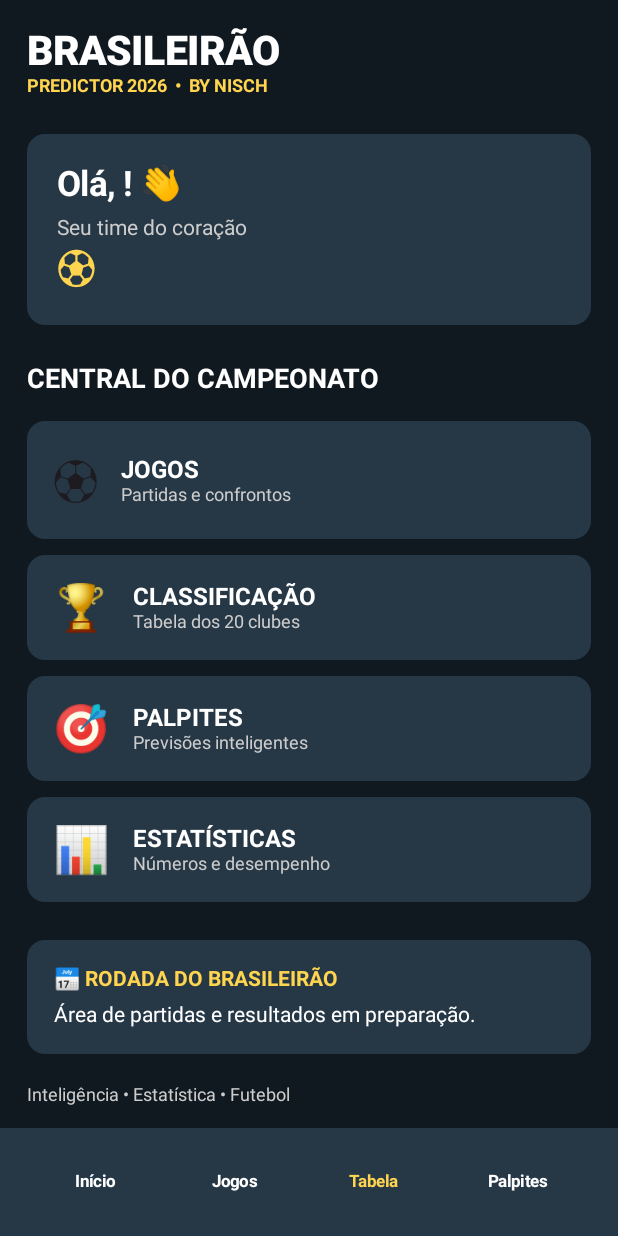
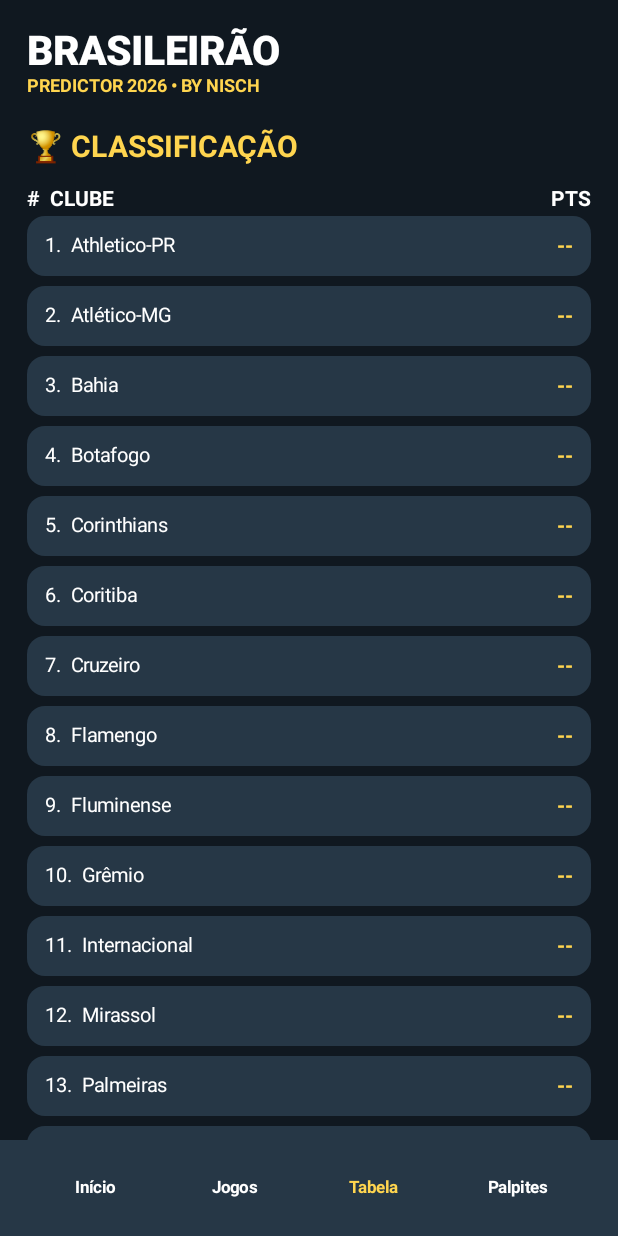
Before and after one commit to jrnischjr-max/brasileirao-predictor-2026, an Android app built with Jetpack Compose: the composable TelaPrincipal called with empty values, after a tap on "Tabela", on a phone screen of 412 x 824 dp. Run offline under Robolectric (Android 15) with nearby library versions, the phone set to English and light mode, and no system bars; our stand-ins replace Firebase (no records; nobody signed in at launch, a user with empty details on screens opened directly); 2 other taps on this screen came first.

Commit message:
Update MainActivity.kt

```diff
--- a/app/src/main/java/br/com/jrnischjr/brasileiraopredictor/MainActivity.kt
+++ b/app/src/main/java/br/com/jrnischjr/brasileiraopredictor/MainActivity.kt
@@ -615,47 +615,48 @@ fun PredictorApp() {
 }
 
 
+
 @Composable
 fun TelaPrincipal(nome: String, time: String) {
     var abaSelecionada by remember { mutableStateOf("Início") }
 
     val corFundo = when (time) {
-        "Flamengo", "Vasco", "Corinthians", "Santos" ->
-            Color(0xFF101010)
+        "Flamengo", "Vasco", "Corinthians", "Santos" -> Color(0xFF101010)
         "Palmeiras" -> Color(0xFF071C12)
-        "São Paulo" -> Color(0xFF19090C)
-        "Grêmio", "Cruzeiro" -> Color(0xFF081629)
+        "São Paulo", "Fluminense" -> Color(0xFF19090C)
+        "Grêmio", "Cruzeiro", "Bahia" -> Color(0xFF081629)
         "Internacional" -> Color(0xFF1B0808)
-        "Fluminense" -> Color(0xFF19080D)
-        "Botafogo" -> Color(0xFF101010)
-        "Bahia" -> Color(0xFF081525)
         else -> Color(0xFF101820)
     }
 
     val corCartao = when (time) {
         "Flamengo" -> Color(0xFF281017)
         "Palmeiras" -> Color(0xFF123D29)
-        "Corinthians", "Vasco", "Santos" -> Color(0xFF292929)
+        "Corinthians", "Vasco", "Santos", "Botafogo" -> Color(0xFF292929)
         "São Paulo" -> Color(0xFF42121A)
         "Grêmio", "Cruzeiro" -> Color(0xFF15385C)
         "Internacional" -> Color(0xFF491515)
         "Fluminense" -> Color(0xFF4A1425)
-        "Botafogo" -> Color(0xFF292929)
         "Bahia" -> Color(0xFF163D65)
         else -> Color(0xFF263746)
     }
 
     val corDestaque = when (time) {
-        "Flamengo", "Internacional", "São Paulo" ->
-            Color(0xFFFF354D)
+        "Flamengo", "Internacional", "São Paulo" -> Color(0xFFFF354D)
         "Palmeiras" -> Color(0xFF4ADE80)
-        "Corinthians", "Vasco", "Santos" ->
-            Color(0xFFFFD54F)
-        "Grêmio", "Cruzeiro", "Bahia" ->
-            Color(0xFF55B8FF)
+        "Corinthians", "Vasco", "Santos" -> Color(0xFFFFD54F)
+        "Grêmio", "Cruzeiro", "Bahia" -> Color(0xFF55B8FF)
         "Fluminense" -> Color(0xFFE65B83)
         else -> Color(0xFFFFD54F)
     }
+
+    val clubes = listOf(
+        "Athletico-PR", "Atlético-MG", "Bahia", "Botafogo",
+        "Corinthians", "Coritiba", "Cruzeiro", "Flamengo",
+        "Fluminense", "Grêmio", "Internacional", "Mirassol",
+        "Palmeiras", "Red Bull Bragantino", "Santos",
+        "São Paulo", "Vasco", "Vitória", "Chapecoense", "Remo"
+    )
 
     val abas = listOf("Início", "Jogos", "Tabela", "Palpites")
 
@@ -678,13 +679,24 @@ fun TelaPrincipal(nome: String, time: String) {
             )
 
             Text(
-                "PREDICTOR 2026  •  BY NISCH",
+                "PREDICTOR 2026 • BY NISCH",
                 color = corDestaque,
                 fontSize = 12.sp,
                 fontWeight = FontWeight.Bold
             )
 
-            Spacer(modifier = Modifier.height(25.dp))
+            Spacer(modifier = Modifier.height(22.dp))
+
+            when (abaSelecionada) {
+                "Início" -> {
+                    Text(
+                        "Olá, $nome! 👋",
+                        color = Color.White,
+                        fontSize = 23.sp,
+                        fontWeight = FontWeight.Bold
+                    )
+
+                    Spacer(modifier = Modifier.height(15.dp))
 
                     Card(
                         modifier = Modifier.fillMaxWidth(),
@@ -694,20 +706,9 @@ fun TelaPrincipal(nome: String, time: String) {
                     ) {
                         Column(modifier = Modifier.padding(20.dp)) {
                             Text(
-                        "Olá, $nome! 👋",
-                        color = Color.White,
-                        fontSize = 23.sp,
-                        fontWeight = FontWeight.Bold
+                                "SEU TIME DO CORAÇÃO",
+                                color = Color.LightGray
                             )
-
-                    Spacer(modifier = Modifier.height(8.dp))
-
-                    Text(
-                        "Seu time do coração",
-                        color = Color.LightGray,
-                        fontSize = 14.sp
-                    )
-
                             Text(
                                 "⚽ $time",
                                 color = corDestaque,
@@ -728,14 +729,11 @@ fun TelaPrincipal(nome: String, time: String) {
 
                     Spacer(modifier = Modifier.height(12.dp))
 
-            val secoes = listOf(
-                Triple("⚽", "JOGOS", "Partidas e confrontos"),
-                Triple("🏆", "CLASSIFICAÇÃO", "Tabela dos 20 clubes"),
-                Triple("🎯", "PALPITES", "Previsões inteligentes"),
-                Triple("📊", "ESTATÍSTICAS", "Números e desempenho")
-            )
-
-            secoes.forEach { secao ->
+                    listOf(
+                        "⚽ Jogos da rodada" to "Jogos",
+                        "🏆 Classificação" to "Tabela",
+                        "🎯 Palpites inteligentes" to "Palpites"
+                    ).forEach { item ->
                         Card(
                             modifier = Modifier
                                 .fillMaxWidth()
@@ -743,44 +741,100 @@ fun TelaPrincipal(nome: String, time: String) {
                             colors = CardDefaults.cardColors(
                                 containerColor = corCartao
                             ),
-                    onClick = {
-                        abaSelecionada = when (secao.second) {
-                            "JOGOS" -> "Jogos"
-                            "CLASSIFICAÇÃO" -> "Tabela"
-                            "PALPITES" -> "Palpites"
-                            else -> "Estatísticas"
+                            onClick = { abaSelecionada = item.second }
+                        ) {
+                            Text(
+                                item.first,
+                                color = Color.White,
+                                fontSize = 17.sp,
+                                fontWeight = FontWeight.Bold,
+                                modifier = Modifier.padding(20.dp)
+                            )
                         }
                     }
+                }
+
+                "Jogos" -> {
+                    Text(
+                        "⚽ JOGOS DO BRASILEIRÃO",
+                        color = corDestaque,
+                        fontSize = 20.sp,
+                        fontWeight = FontWeight.Bold
+                    )
+                    Spacer(modifier = Modifier.height(15.dp))
+                    Text(
+                        "Calendário e confrontos",
+                        color = Color.White,
+                        fontSize = 17.sp
+                    )
+                    Spacer(modifier = Modifier.height(10.dp))
+                    Text(
+                        "Em breve: partidas, horários, resultados e rodadas do campeonato.",
+                        color = Color.LightGray
+                    )
+                }
+
+                "Tabela" -> {
+                    Text(
+                        "🏆 CLASSIFICAÇÃO",
+                        color = corDestaque,
+                        fontSize = 20.sp,
+                        fontWeight = FontWeight.Bold
+                    )
+                    Spacer(modifier = Modifier.height(15.dp))
+
+                    Row(
+                        modifier = Modifier.fillMaxWidth(),
+                        horizontalArrangement = Arrangement.SpaceBetween
+                    ) {
+                        Text("#  CLUBE", color = Color.White, fontWeight = FontWeight.Bold)
+                        Text("PTS", color = Color.White, fontWeight = FontWeight.Bold)
+                    }
+
+                    clubes.forEachIndexed { index, clube ->
+                        Card(
+                            modifier = Modifier
+                                .fillMaxWidth()
+                                .padding(vertical = 3.dp),
+                            colors = CardDefaults.cardColors(
+                                containerColor = corCartao
+                            )
                         ) {
                             Row(
                                 modifier = Modifier
                                     .fillMaxWidth()
-                            .padding(17.dp),
-                        verticalAlignment = Alignment.CenterVertically
+                                    .padding(12.dp),
+                                horizontalArrangement = Arrangement.SpaceBetween
                             ) {
-                        Text(secao.first, fontSize = 30.sp)
-
-                        Spacer(modifier = Modifier.width(15.dp))
-
-                        Column {
                                 Text(
-                                secao.second,
+                                    "${index + 1}.  $clube",
                                     color = Color.White,
-                                fontWeight = FontWeight.Bold,
-                                fontSize = 16.sp
+                                    fontSize = 13.sp
                                 )
+                                Text(
+                                    "--",
+                                    color = corDestaque,
+                                    fontWeight = FontWeight.Bold
+                                )
+                            }
+                        }
+                    }
 
                     Text(
-                                secao.third,
+                        "Classificação aguardando conexão com dados reais.",
                         color = Color.LightGray,
                         fontSize = 12.sp
                     )
                 }
-                    }
-                }
-            }
 
-            Spacer(modifier = Modifier.height(20.dp))
+                "Palpites" -> {
+                    Text(
+                        "🎯 PALPITES INTELIGENTES",
+                        color = corDestaque,
+                        fontSize = 20.sp,
+                        fontWeight = FontWeight.Bold
+                    )
+                    Spacer(modifier = Modifier.height(15.dp))
 
                     Card(
                         modifier = Modifier.fillMaxWidth(),
@@ -790,47 +844,42 @@ fun TelaPrincipal(nome: String, time: String) {
                     ) {
                         Column(modifier = Modifier.padding(18.dp)) {
                             Text(
-                        "📅 RODADA DO BRASILEIRÃO",
-                        color = corDestaque,
+                                "PREVISÕES DO CAMPEONATO",
+                                color = Color.White,
                                 fontWeight = FontWeight.Bold
                             )
-
-                    Spacer(modifier = Modifier.height(8.dp))
-
+                            Spacer(modifier = Modifier.height(10.dp))
                             Text(
-                        "Área de partidas e resultados em preparação.",
-                        color = Color.White,
-                        fontSize = 14.sp
+                                "Análise estatística em preparação.",
+                                color = Color.LightGray
+                            )
+                            Text(
+                                "Probabilidade de vitória, empate e derrota.",
+                                color = Color.LightGray
+                            )
+                            Text(
+                                "Previsão de placares.",
+                                color = Color.LightGray
                             )
                         }
                     }
-
-            Spacer(modifier = Modifier.height(20.dp))
-
-            Text(
-                "Inteligência • Estatística • Futebol",
-                color = Color.LightGray,
-                fontSize = 12.sp
-            )
+                }
+            }
         }
 
         Row(
             modifier = Modifier
                 .fillMaxWidth()
                 .background(corCartao)
-                .padding(vertical = 12.dp),
+                .padding(vertical = 8.dp),
             horizontalArrangement = Arrangement.SpaceEvenly
         ) {
             abas.forEach { aba ->
-                TextButton(
-                    onClick = { abaSelecionada = aba }
-                ) {
+                TextButton(onClick = { abaSelecionada = aba }) {
                     Text(
                         aba,
                         color = if (abaSelecionada == aba)
-                            corDestaque
-                        else
-                            Color.White,
+                            corDestaque else Color.White,
                         fontWeight = FontWeight.Bold,
                         fontSize = 11.sp
                     )
```
Lines whose indentation alone changed are shown as unchanged.
